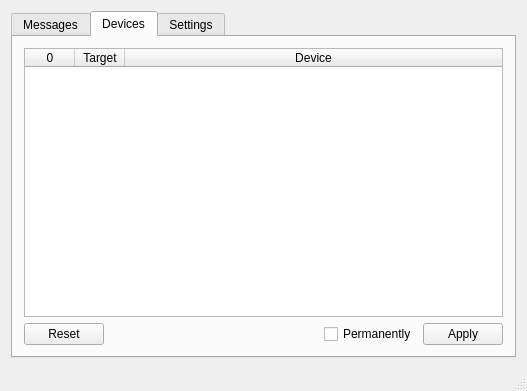
Old version of the form src/GUI.Qt5/MainWindow.ui in the repository USBGuard/usbguard.
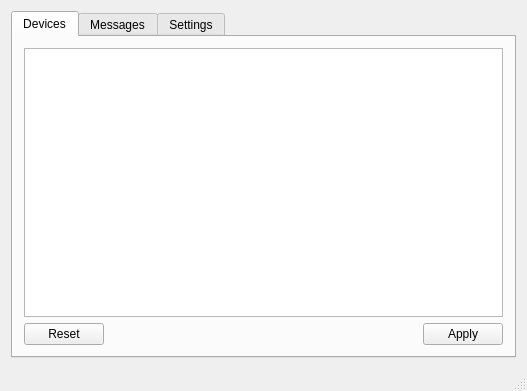
New version of the form. The open tabs and pages were chosen to show the change.

What changed in the file:
```diff
--- a/src/GUI.Qt5/MainWindow.ui
+++ b/src/GUI.Qt5/MainWindow.ui
@@ -20,23 +20,6 @@
       <property name="currentIndex">
        <number>0</number>
       </property>
-      <widget class="QWidget" name="message_tab">
-       <attribute name="title">
-        <string>Messages</string>
-       </attribute>
-       <layout class="QGridLayout" name="gridLayout_3">
-        <item row="0" column="0">
-         <widget class="QTextBrowser" name="messages_text">
-          <property name="font">
-           <font>
-            <family>Monospace</family>
-            <pointsize>8</pointsize>
-           </font>
-          </property>
-         </widget>
-        </item>
-       </layout>
-      </widget>
       <widget class="QWidget" name="device_tab">
        <property name="enabled">
         <bool>true</bool>
@@ -65,7 +48,7 @@
           </property>
          </spacer>
         </item>
-        <item row="1" column="3">
+        <item row="1" column="2">
          <widget class="QPushButton" name="apply_button">
           <property name="enabled">
            <bool>true</bool>
@@ -78,45 +61,63 @@
           </property>
          </widget>
         </item>
-        <item row="1" column="2">
-         <widget class="QCheckBox" name="device_apply_permanent">
-          <property name="text">
-           <string>Permanently</string>
+        <item row="0" column="0" colspan="3">
+         <widget class="QTreeView" name="device_view">
+          <property name="font">
+           <font>
+            <family>DejaVu Sans Mono</family>
+           </font>
           </property>
-         </widget>
-        </item>
-        <item row="0" column="0" colspan="4">
-         <widget class="QTableWidget" name="device_table">
-          <property name="gridStyle">
-           <enum>Qt::DotLine</enum>
+          <property name="frameShape">
+           <enum>QFrame::StyledPanel</enum>
+          </property>
+          <property name="frameShadow">
+           <enum>QFrame::Plain</enum>
+          </property>
+          <property name="editTriggers">
+           <set>QAbstractItemView::CurrentChanged|QAbstractItemView::EditKeyPressed|QAbstractItemView::SelectedClicked</set>
+          </property>
+          <property name="alternatingRowColors">
+           <bool>true</bool>
+          </property>
+          <property name="selectionBehavior">
+           <enum>QAbstractItemView::SelectRows</enum>
+          </property>
+          <property name="textElideMode">
+           <enum>Qt::ElideMiddle</enum>
+          </property>
+          <property name="indentation">
+           <number>2</number>
+          </property>
+          <property name="uniformRowHeights">
+           <bool>true</bool>
           </property>
           <property name="sortingEnabled">
-           <bool>true</bool>
+           <bool>false</bool>
           </property>
-          <attribute name="horizontalHeaderDefaultSectionSize">
-           <number>50</number>
+          <attribute name="headerShowSortIndicator" stdset="0">
+           <bool>false</bool>
           </attribute>
-          <attribute name="horizontalHeaderShowSortIndicator" stdset="0">
+          <attribute name="headerStretchLastSection">
            <bool>true</bool>
           </attribute>
-          <attribute name="horizontalHeaderStretchLastSection">
-           <bool>true</bool>
-          </attribute>
-          <column>
-           <property name="text">
-            <string>0</string>
-           </property>
-          </column>
-          <column>
-           <property name="text">
-            <string>Target</string>
-           </property>
-          </column>
-          <column>
-           <property name="text">
-            <string>Device</string>
-           </property>
-          </column>
+         </widget>
+        </item>
+       </layout>
+      </widget>
+      <widget class="QWidget" name="message_tab">
+       <attribute name="title">
+        <string>Messages</string>
+       </attribute>
+       <layout class="QGridLayout" name="gridLayout_3">
+        <item row="0" column="0">
+         <widget class="QTextBrowser" name="messages_text">
+          <property name="font">
+           <font>
+            <family>Monospace</family>
+            <pointsize>8</pointsize>
+           </font>
+          </property>
          </widget>
         </item>
        </layout>
@@ -136,8 +137,8 @@
             <rect>
              <x>0</x>
              <y>0</y>
-             <width>487</width>
-             <height>246</height>
+             <width>198</width>
+             <height>126</height>
             </rect>
            </property>
            <attribute name="label">
```
